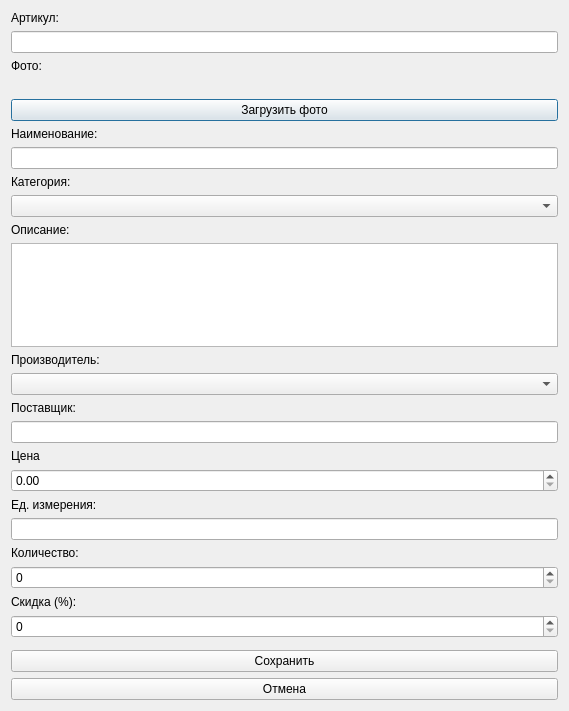
Old version of the form design/product_edit_window.ui in the repository Herehs/DemoExam.
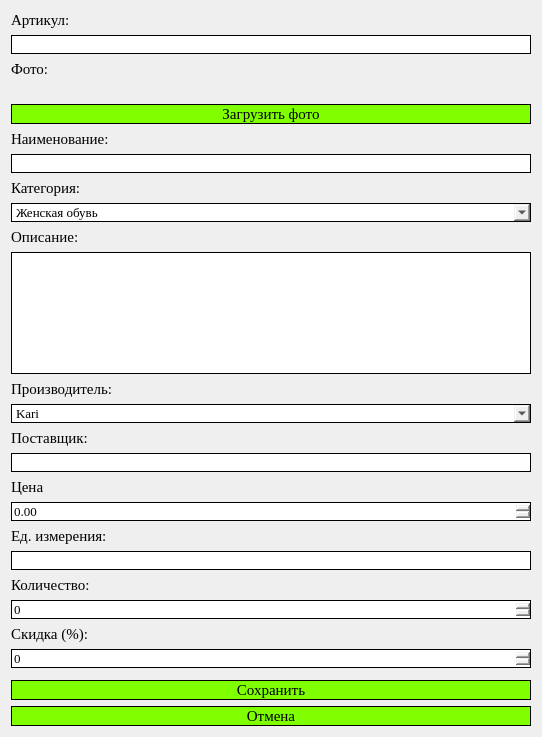
New version of the form. Icons and pictures are not drawn.

```diff
--- a/design/product_edit_window.ui
+++ b/design/product_edit_window.ui
@@ -6,8 +6,8 @@
    <rect>
     <x>0</x>
     <y>0</y>
-    <width>569</width>
-    <height>711</height>
+    <width>542</width>
+    <height>737</height>
    </rect>
   </property>
   <property name="windowTitle">
@@ -19,6 +19,12 @@
    </item>
    <item row="1" column="0">
     <widget class="QLabel" name="label_2">
+     <property name="font">
+      <font>
+       <family>Times New Roman</family>
+       <pointsize>11</pointsize>
+      </font>
+     </property>
      <property name="text">
       <string>Артикул:</string>
      </property>
@@ -26,6 +32,12 @@
    </item>
    <item row="5" column="0">
     <widget class="QLabel" name="label">
+     <property name="font">
+      <font>
+       <family>Times New Roman</family>
+       <pointsize>11</pointsize>
+      </font>
+     </property>
      <property name="text">
       <string>Фото:</string>
      </property>
@@ -33,6 +45,12 @@
    </item>
    <item row="10" column="0">
     <widget class="QLabel" name="label_4">
+     <property name="font">
+      <font>
+       <family>Times New Roman</family>
+       <pointsize>11</pointsize>
+      </font>
+     </property>
      <property name="text">
       <string>Наименование:</string>
      </property>
@@ -40,23 +58,92 @@
    </item>
    <item row="12" column="0">
     <widget class="QLabel" name="label_5">
+     <property name="font">
+      <font>
+       <family>Times New Roman</family>
+       <pointsize>11</pointsize>
+      </font>
+     </property>
      <property name="text">
       <string>Категория:</string>
      </property>
     </widget>
    </item>
    <item row="13" column="0">
-    <widget class="QComboBox" name="comboBox"/>
+    <widget class="QComboBox" name="category_input">
+     <property name="font">
+      <font>
+       <family>Times New Roman</family>
+       <pointsize>10</pointsize>
+      </font>
+     </property>
+     <property name="styleSheet">
+      <string notr="true">#category_input {
+    border: 1px solid black;
+}
+
+#category_input:hover {
+    border-color: #00FA9A;
+}</string>
+     </property>
+     <item>
+      <property name="text">
+       <string>Женская обувь</string>
+      </property>
+     </item>
+     <item>
+      <property name="text">
+       <string>Мужская обувь</string>
+      </property>
+     </item>
+    </widget>
    </item>
    <item row="9" column="0">
-    <widget class="QPushButton" name="pushButton">
+    <widget class="QPushButton" name="download_photo">
+     <property name="minimumSize">
+      <size>
+       <width>0</width>
+       <height>20</height>
+      </size>
+     </property>
+     <property name="font">
+      <font>
+       <family>Times New Roman</family>
+       <pointsize>11</pointsize>
+      </font>
+     </property>
+     <property name="styleSheet">
+      <string notr="true">#download_photo {
+    background-color: #7FFF00;
+    border: 1px solid black;
+}
+
+#download_photo:hover {
+    background-color: #00FA9A;
+}</string>
+     </property>
      <property name="text">
       <string>Загрузить фото</string>
      </property>
     </widget>
    </item>
    <item row="2" column="0">
-    <widget class="QLineEdit" name="lineEdit">
+    <widget class="QLineEdit" name="articul_input">
+     <property name="font">
+      <font>
+       <family>Times New Roman</family>
+       <pointsize>10</pointsize>
+      </font>
+     </property>
+     <property name="styleSheet">
+      <string notr="true">#articul_input {
+    border: 1px solid black;
+}
+
+#articul_input:focus {
+    border-color: #00FA9A;
+}</string>
+     </property>
      <property name="readOnly">
       <bool>false</bool>
      </property>
@@ -82,7 +169,22 @@
     </widget>
    </item>
    <item row="11" column="0">
-    <widget class="QLineEdit" name="lineEdit_2">
+    <widget class="QLineEdit" name="name_input">
+     <property name="font">
+      <font>
+       <family>Times New Roman</family>
+       <pointsize>10</pointsize>
+      </font>
+     </property>
+     <property name="styleSheet">
+      <string notr="true">#name_input {
+    border: 1px solid black;
+}
+
+#name_input:focus {
+    border-color: #00FA9A;
+}</string>
+     </property>
      <property name="placeholderText">
       <string/>
      </property>
@@ -90,53 +192,213 @@
    </item>
    <item row="14" column="0">
     <widget class="QLabel" name="label_6">
+     <property name="font">
+      <font>
+       <family>Times New Roman</family>
+       <pointsize>11</pointsize>
+      </font>
+     </property>
      <property name="text">
       <string>Описание:</string>
      </property>
     </widget>
    </item>
    <item row="15" column="0">
-    <widget class="QTextEdit" name="textEdit"/>
+    <widget class="QTextEdit" name="description_input">
+     <property name="font">
+      <font>
+       <family>Times New Roman</family>
+       <pointsize>10</pointsize>
+      </font>
+     </property>
+     <property name="styleSheet">
+      <string notr="true">#description_input {
+    border: 1px solid black;
+}
+
+#description_input:focus {
+    border-color: #00FA9A;
+}</string>
+     </property>
+    </widget>
    </item>
    <item row="16" column="0">
     <widget class="QLabel" name="label_7">
+     <property name="font">
+      <font>
+       <family>Times New Roman</family>
+       <pointsize>11</pointsize>
+      </font>
+     </property>
      <property name="text">
       <string>Производитель:</string>
      </property>
     </widget>
    </item>
    <item row="17" column="0">
-    <widget class="QComboBox" name="comboBox_2"/>
+    <widget class="QComboBox" name="maker_input">
+     <property name="font">
+      <font>
+       <family>Times New Roman</family>
+       <pointsize>10</pointsize>
+      </font>
+     </property>
+     <property name="styleSheet">
+      <string notr="true">#maker_input {
+    border: 1px solid black;
+}
+
+#maker_input:hover {
+    border-color: #00FA9A;
+}</string>
+     </property>
+     <item>
+      <property name="text">
+       <string>Kari</string>
+      </property>
+     </item>
+     <item>
+      <property name="text">
+       <string>Marco Tozzi</string>
+      </property>
+     </item>
+     <item>
+      <property name="text">
+       <string>Рос</string>
+      </property>
+     </item>
+     <item>
+      <property name="text">
+       <string>Rieker</string>
+      </property>
+     </item>
+     <item>
+      <property name="text">
+       <string>Alessio Nesca</string>
+      </property>
+     </item>
+     <item>
+      <property name="text">
+       <string>CROSBY</string>
+      </property>
+     </item>
+     <item>
+      <property name="text">
+       <string>New Item</string>
+      </property>
+     </item>
+    </widget>
    </item>
    <item row="18" column="0">
     <widget class="QLabel" name="label_8">
+     <property name="font">
+      <font>
+       <family>Times New Roman</family>
+       <pointsize>11</pointsize>
+      </font>
+     </property>
      <property name="text">
       <string>Поставщик:</string>
      </property>
     </widget>
    </item>
    <item row="19" column="0">
-    <widget class="QLineEdit" name="lineEdit_3"/>
+    <widget class="QLineEdit" name="provider_input">
+     <property name="font">
+      <font>
+       <family>Times New Roman</family>
+       <pointsize>10</pointsize>
+      </font>
+     </property>
+     <property name="styleSheet">
+      <string notr="true">#provider_input {
+    border: 1px solid black;
+}
+
+#provider_input:focus {
+    border-color: #00FA9A;
+}</string>
+     </property>
+    </widget>
    </item>
    <item row="24" column="0">
     <widget class="QLabel" name="label_11">
+     <property name="font">
+      <font>
+       <family>Times New Roman</family>
+       <pointsize>11</pointsize>
+      </font>
+     </property>
      <property name="text">
       <string>Количество:</string>
      </property>
     </widget>
    </item>
    <item row="27" column="0">
-    <widget class="QSpinBox" name="spinBox_2">
+    <widget class="QSpinBox" name="discount_input">
+     <property name="font">
+      <font>
+       <family>Times New Roman</family>
+       <pointsize>10</pointsize>
+      </font>
+     </property>
+     <property name="styleSheet">
+      <string notr="true">#discount_input {
+    border: 1px solid black;
+}
+
+#discount_input:focus {
+    border-color: #00FA9A;
+}</string>
+     </property>
      <property name="maximum">
       <number>100</number>
      </property>
     </widget>
    </item>
    <item row="23" column="0">
-    <widget class="QLineEdit" name="lineEdit_4"/>
+    <widget class="QLineEdit" name="metric_input">
+     <property name="font">
+      <font>
+       <family>Times New Roman</family>
+       <pointsize>10</pointsize>
+      </font>
+     </property>
+     <property name="styleSheet">
+      <string notr="true">#metric_input {
+    border: 1px solid black;
+}
+
+#metric_input:focus {
+    border-color: #00FA9A;
+}</string>
+     </property>
+    </widget>
    </item>
    <item row="30" column="0">
-    <widget class="QPushButton" name="pushButton_3">
+    <widget class="QPushButton" name="cancel_button">
+     <property name="minimumSize">
+      <size>
+       <width>0</width>
+       <height>20</height>
+      </size>
+     </property>
+     <property name="font">
+      <font>
+       <family>Times New Roman</family>
+       <pointsize>11</pointsize>
+      </font>
+     </property>
+     <property name="styleSheet">
+      <string notr="true">#cancel_button {
+    background-color: #7FFF00;
+    border: 1px solid black;
+}
+
+#cancel_button:hover {
+    background-color: #00FA9A;
+}</string>
+     </property>
      <property name="text">
       <string>Отмена</string>
      </property>
@@ -144,26 +406,92 @@
    </item>
    <item row="20" column="0">
     <widget class="QLabel" name="label_9">
+     <property name="font">
+      <font>
+       <family>Times New Roman</family>
+       <pointsize>11</pointsize>
+      </font>
+     </property>
      <property name="text">
       <string>Цена</string>
      </property>
     </widget>
    </item>
    <item row="21" column="0">
-    <widget class="QDoubleSpinBox" name="doubleSpinBox"/>
+    <widget class="QDoubleSpinBox" name="price_input">
+     <property name="font">
+      <font>
+       <family>Times New Roman</family>
+       <pointsize>10</pointsize>
+      </font>
+     </property>
+     <property name="styleSheet">
+      <string notr="true">#price_input {
+    border: 1px solid black;
+}
+
+#price_input:focus {
+    border-color: #00FA9A;
+}</string>
+     </property>
+    </widget>
    </item>
    <item row="29" column="0">
-    <widget class="QPushButton" name="pushButton_2">
+    <widget class="QPushButton" name="save_button">
+     <property name="minimumSize">
+      <size>
+       <width>0</width>
+       <height>20</height>
+      </size>
+     </property>
+     <property name="font">
+      <font>
+       <family>Times New Roman</family>
+       <pointsize>11</pointsize>
+      </font>
+     </property>
+     <property name="styleSheet">
+      <string notr="true">#save_button {
+    background-color: #7FFF00;
+    border: 1px solid black;
+}
+
+#save_button:hover {
+    background-color: #00FA9A;
+}</string>
+     </property>
      <property name="text">
       <string>Сохранить</string>
      </property>
     </widget>
    </item>
    <item row="25" column="0">
-    <widget class="QSpinBox" name="spinBox"/>
+    <widget class="QSpinBox" name="quantity_input">
+     <property name="font">
+      <font>
+       <family>Times New Roman</family>
+       <pointsize>10</pointsize>
+      </font>
+     </property>
+     <property name="styleSheet">
+      <string notr="true">#quantity_input {
+    border: 1px solid black;
+}
+
+#quantity_input:focus {
+    border-color: #00FA9A;
+}</string>
+     </property>
+    </widget>
    </item>
    <item row="22" column="0">
     <widget class="QLabel" name="label_10">
+     <property name="font">
+      <font>
+       <family>Times New Roman</family>
+       <pointsize>11</pointsize>
+      </font>
+     </property>
      <property name="text">
       <string>Ед. измерения:</string>
      </property>
@@ -171,6 +499,12 @@
    </item>
    <item row="26" column="0">
     <widget class="QLabel" name="label_12">
+     <property name="font">
+      <font>
+       <family>Times New Roman</family>
+       <pointsize>11</pointsize>
+      </font>
+     </property>
      <property name="text">
       <string>Скидка (%):</string>
      </property>
```
Left out of the diff: 2 changed lines with no effect on the pictures.
